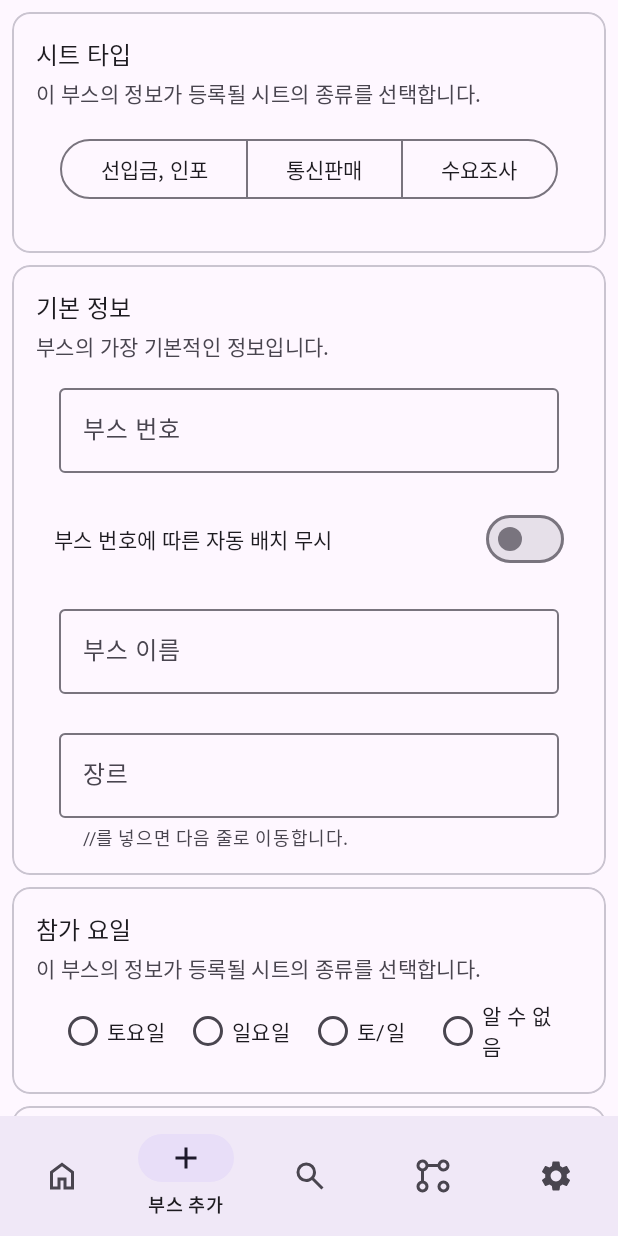
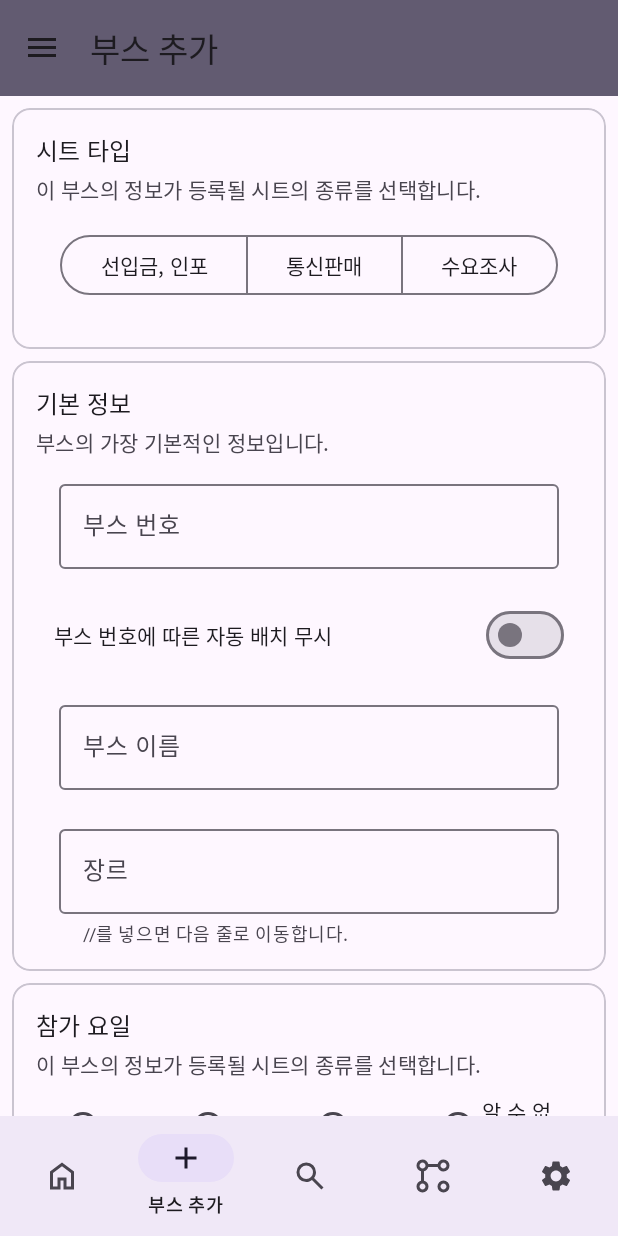
Before and after one commit to MinePacu/BoothListManager_ForAndroid, an Android app built with Jetpack Compose: the screen it shows after launch (MainActivity), item 2 of the bottom bar chosen, on a phone screen of 412 x 824 dp. Run offline under Robolectric (Android 15) with nearby library versions, the phone set to English and light mode, and no system bars; our stand-ins replace navigation-ui; libraries missing offline, so code that uses them is left out: com.chaquo.python; 8 statements that could not run were skipped.

Commit message:
개선 사항 #51 반영을 위한 코드 추가
- activity_main.xml, AndroidManifest.xml: 앱 바 추가
- fragment_home.xml: 홈 페이지 수정
- ic_arrow_back.xml: 뒤로 아이콘 추가
- MainActivity.kt: 앱 바 관련 로직 추가
- SearchBoothViewModel.kt: 검색 관련 함수의 설명 추가
- strings.xml: 앱 바 관련 문자열 추가
- themes.xml: 앱 바 관련 로직 수정

```diff
--- a/app/src/main/AndroidManifest.xml
+++ b/app/src/main/AndroidManifest.xml
@@ -10,7 +10,7 @@
         android:label="@string/app_name"
         android:roundIcon="@mipmap/ic_launcher_round"
         android:supportsRtl="true"
-        android:theme="@style/Theme.Material3.Light"
+        android:theme="@style/Theme.Material3.Light.NoActionBar"
         android:name="com.chaquo.python.android.PyApplication"
         tools:targetApi="31">
         <activity
--- a/app/src/main/java/com/minepacu/boothlistmanager/MainActivity.kt
+++ b/app/src/main/java/com/minepacu/boothlistmanager/MainActivity.kt
@@ -1,35 +1,95 @@
 package com.minepacu.boothlistmanager
 
+import android.content.Context
 import android.os.Bundle
+import android.view.MenuItem
+import android.widget.Toolbar
+import androidx.appcompat.app.ActionBarDrawerToggle
 import androidx.navigation.findNavController
 import androidx.navigation.ui.AppBarConfiguration
 import androidx.appcompat.app.AppCompatActivity
+import androidx.fragment.app.Fragment
+import androidx.fragment.app.FragmentManager
+import androidx.fragment.app.FragmentManager.OnBackStackChangedListener
+import androidx.fragment.app.FragmentManager.findFragment
 import androidx.navigation.ui.setupActionBarWithNavController
 import androidx.navigation.ui.setupWithNavController
 import com.google.android.material.bottomnavigation.BottomNavigationView
 import com.minepacu.boothlistmanager.databinding.ActivityMainBinding
+import com.minepacu.boothlistmanager.ui.home.HomeFragment
 
 class MainActivity : AppCompatActivity() {
 
     private lateinit var binding: ActivityMainBinding
+
+    private lateinit var context: Context
+
+    public lateinit var toolbar: androidx.appcompat.widget.Toolbar
+
+    private lateinit var mDrawerToggle: ActionBarDrawerToggle
 
     override fun onCreate(savedInstanceState: Bundle?) {
         super.onCreate(savedInstanceState)
 
         binding = ActivityMainBinding.inflate(layoutInflater)
         setContentView(binding.root)
+        /*
+        context = this
 
-        setSupportActionBar(binding.appBarMain.topAppBar)
-        supportActionBar?.hide()
+        val toolBar: androidx.appcompat.widget.Toolbar = findViewById(R.id.app_Bar)
+        toolbar = toolBar
+        //mDrawerToggle = ActionBarDrawerToggle(this, binding.drawerlayout, toolBar, R.string.open_Drawer, R.string.close_Drawer)
+        toolBar.setNavigationIcon(R.drawable.ic_arrow_back)
+        toolBar.setNavigationOnClickListener {
+            onBackPressed()
+        }
+
+        */
+        setSupportActionBar(findViewById(R.id.app_Bar))
+
+        supportActionBar?.setDisplayHomeAsUpEnabled(true)
+        //supportActionBar?.show()
+        //supportActionBar?.subtitle = "Test"
+        //supportActionBar?.hide()
 
         val navView: BottomNavigationView = binding.navView
 
         val navController = findNavController(R.id.nav_host_fragment_activity_main)
         val appBarConfiguration = AppBarConfiguration(
             setOf(
-                R.id.nav_home, R.id.nav_addbooth, R.id.nav_serach, R.id.nav_hyperlinkgenerator, R.id.nav_preference)
+                R.id.nav_home, R.id.nav_addbooth, R.id.nav_serach, R.id.nav_hyperlinkgenerator, R.id.nav_preference), binding.drawerlayout
             )
         setupActionBarWithNavController(navController, appBarConfiguration)
         navView.setupWithNavController(navController)
     }
+
+    override fun onOptionsItemSelected(item: MenuItem): Boolean {
+        when (item.itemId) {
+             android.R.id.home -> {
+                onBackPressed()
+                return true
+            }
+            else -> return super.onOptionsItemSelected(item)
+        }
+    }
+
+    class BackStackListener(activity: MainActivity): FragmentManager.OnBackStackChangedListener {
+        lateinit var mainActivity:MainActivity
+        init {
+            mainActivity = activity
+        }
+        override fun onBackStackChanged() {
+            if (mainActivity.supportFragmentManager.backStackEntryCount > 0) {
+                mainActivity.supportActionBar?.setDisplayHomeAsUpEnabled(true)
+                mainActivity.mDrawerToggle
+                mainActivity.toolbar.setNavigationOnClickListener {
+                    it.setOnClickListener {
+                        mainActivity.onBackPressed()
+                    }
+                }
+            } else {
+                mainActivity.toolbar.setNavigationIcon(R.drawable.ic_arrow_back)
+            }
+        }
+    }
 }
--- /dev/null
+++ b/app/src/main/res/drawable/ic_arrow_back.xml
@@ -0,0 +1,9 @@
+<vector xmlns:android="http://schemas.android.com/apk/res/android"
+    android:width="24dp"
+    android:height="24dp"
+    android:viewportWidth="960"
+    android:viewportHeight="960">
+  <path
+      android:fillColor="#FF000000"
+      android:pathData="M400,880 L0,480l400,-400 71,71 -329,329 329,329 -71,71Z"/>
+</vector>
--- a/app/src/main/res/layout/activity_main.xml
+++ b/app/src/main/res/layout/activity_main.xml
@@ -1,9 +1,19 @@
 <?xml version="1.0" encoding="utf-8"?>
+<androidx.drawerlayout.widget.DrawerLayout xmlns:android="http://schemas.android.com/apk/res/android"
+    xmlns:app="http://schemas.android.com/apk/res-auto"
+    xmlns:tools="http://schemas.android.com/tools"
+    android:layout_width="match_parent"
+    android:layout_height="match_parent"
+    tools:context=".MainActivity"
+    tools:ignore="HardcodedText"
+    android:id="@+id/drawerlayout">
+
     <androidx.constraintlayout.widget.ConstraintLayout xmlns:android="http://schemas.android.com/apk/res/android"
         xmlns:app="http://schemas.android.com/apk/res-auto"
         xmlns:tools="http://schemas.android.com/tools"
         android:layout_width="match_parent"
         android:layout_height="match_parent"
+        tools:context=".MainActivity"
         android:id="@+id/linearLayout">
 
         <include
@@ -12,15 +22,25 @@
             android:layout_width="match_parent"
             android:layout_height="match_parent" />
 
+        <androidx.appcompat.widget.Toolbar
+            android:id="@+id/app_Bar"
+            android:layout_width="match_parent"
+            android:layout_height="?attr/actionBarSize"
+            android:background="?attr/colorSecondary"
+            android:elevation="4dp"
+            android:theme="@style/ThemeOverlay.AppCompat.ActionBar"
+            app:popupTheme="@style/ThemeOverlay.AppCompat.Light"
+            app:layout_constraintBottom_toTopOf="@id/nav_host_fragment_activity_main"/>
+
         <fragment
             android:id="@+id/nav_host_fragment_activity_main"
             android:name="androidx.navigation.fragment.NavHostFragment"
             android:layout_width="match_parent"
             android:layout_height="0dp"
-        app:layout_constraintBottom_toTopOf="@+id/nav_view"
+            app:layout_constraintBottom_toTopOf="@id/nav_view"
             app:layout_constraintLeft_toLeftOf="parent"
             app:layout_constraintRight_toRightOf="parent"
-        app:layout_constraintTop_toTopOf="@+id/app_bar_main"
+            app:layout_constraintTop_toTopOf="@id/app_Bar"
             app:navGraph="@navigation/mobile_navigation" />
 
         <com.google.android.material.bottomnavigation.BottomNavigationView
@@ -35,3 +55,5 @@
             app:layout_constraintRight_toRightOf="parent"
             app:menu="@menu/activity_main_drawer"/>
     </androidx.constraintlayout.widget.ConstraintLayout>
+
+</androidx.drawerlayout.widget.DrawerLayout>
--- a/app/src/main/res/values/strings.xml
+++ b/app/src/main/res/values/strings.xml
@@ -53,4 +53,7 @@
     <string name="explanation_link">연결하려는 링크</string>
 
     <string name="button_CopyToClipboard">클립보드로 복사</string>
+
+    <string name="open_Drawer">Opened Drawer</string>
+    <string name="close_Drawer">Closed Drawer</string>
 </resources>
--- a/app/src/main/res/values/themes.xml
+++ b/app/src/main/res/values/themes.xml
@@ -52,10 +52,6 @@
         <item name="colorOnCustomColor1Container">@color/colorOnCustomColor1Container</item>
     </style>
 
-    <style name="Theme.BoothListManager.NoActionBar">
-        <item name="windowNoTitle">true</item>
-    </style>
-
     <style name="Theme.BoothListManager.AppBarOverlay" parent="ThemeOverlay.AppCompat.Dark.ActionBar" />
 
     <style name="Theme.BoothListManager.PopupOverlay" parent="ThemeOverlay.AppCompat.Light" />
```
Also changed, not shown: app/src/main/java/com/minepacu/boothlistmanager/ui/Search/SearchBoothViewModel.kt (+10 -0 lines), app/src/main/res/layout/fragment_home.xml (indentation only). Lines whose indentation alone changed are shown as unchanged.
